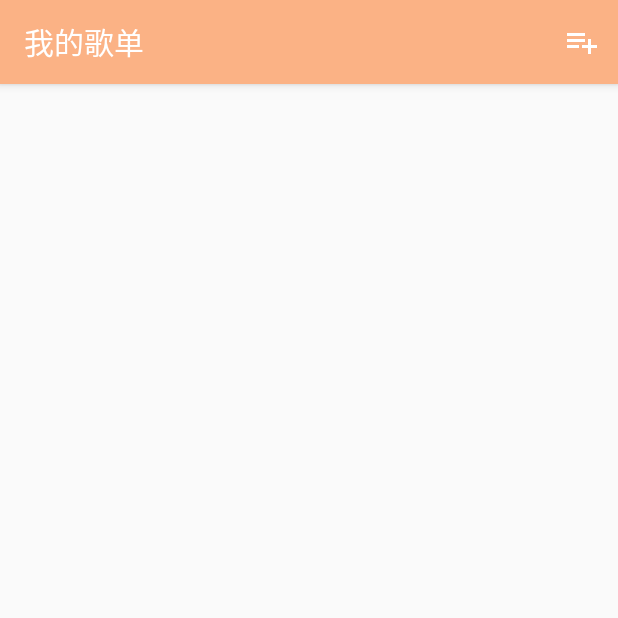
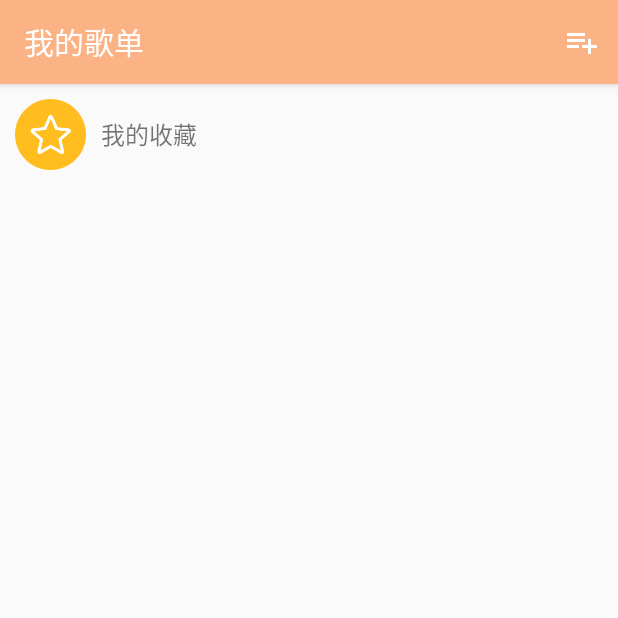
Before and after one commit to MrLiu199/EnjoyMusic, an Android app: the MySongListActivity screen opened directly, with no data from a screen before it, on a phone screen of 412 x 824 dp, the top half of it. Run offline under Robolectric (Android 15) with nearby library versions, the phone set to English and light mode, and no system bars.

Commit message:
添加了收藏、歌单相关功能，解决测试问题

```diff
--- a/app/src/main/java/com/example/llj32/enjoymusic/activity/MySongListActivity.java
+++ b/app/src/main/java/com/example/llj32/enjoymusic/activity/MySongListActivity.java
@@ -5,6 +5,7 @@ import android.content.Intent;
 import android.os.Bundle;
 import android.support.v7.app.AlertDialog;
 import android.support.v7.app.AppCompatActivity;
+import android.support.v7.widget.LinearLayoutManager;
 import android.support.v7.widget.RecyclerView;
 import android.view.LayoutInflater;
 import android.view.Menu;
@@ -12,11 +13,16 @@ import android.view.MenuItem;
 import android.view.View;
 import android.widget.EditText;
 import com.example.llj32.enjoymusic.R;
+import com.example.llj32.enjoymusic.adapter.SonglistAdapter;
 import com.example.llj32.enjoymusic.database.SongListLab;
 import com.example.llj32.enjoymusic.model.SongList;
 
+import java.util.List;
+
 public class MySongListActivity extends AppCompatActivity {
     private RecyclerView rvSonglist;
+    private SonglistAdapter mSonglistAdapter;
+    private List<SongList> mSonglists;
 
     public static Intent newIntent(Context context) {
         return new Intent(context, MySongListActivity.class);
@@ -28,6 +34,12 @@ public class MySongListActivity extends AppCompatActivity {
         setContentView(R.layout.activity_my_song_list);
 
         rvSonglist = findViewById(R.id.song_list_recycler_view);
+        rvSonglist.setLayoutManager(new LinearLayoutManager(this));
+        mSonglists = SongListLab.get(this).getSonglists();
+        mSonglistAdapter = new SonglistAdapter(mSonglists, i -> {
+            startActivity(SongListDetailActivity.newIntent(this, mSonglists.get(i)));
+        });
+        rvSonglist.setAdapter(mSonglistAdapter);
     }
 
     private void newSonglist() {
@@ -43,7 +55,12 @@ public class MySongListActivity extends AppCompatActivity {
                         })
                 .setPositiveButton(android.R.string.ok,
                         (dialog, which) -> {
-                            SongListLab.get(this).addSongList(new SongList(etSonglistName.getText().toString()));
+                            SongList songList = new SongList(etSonglistName.getText().toString());
+                            SongListLab.get(this).addSongList(songList);
+//                            mSonglists.clear();
+//                            mSonglists.addAll(SongListLab.get(this).getSonglists());
+                            mSonglists.add(songList);
+                            mSonglistAdapter.notifyDataSetChanged();
                         });
         AlertDialog alertDialog = builder.create();
         alertDialog.show();
--- /dev/null
+++ b/app/src/main/java/com/example/llj32/enjoymusic/adapter/SonglistAdapter.java
@@ -0,0 +1,80 @@
+package com.example.llj32.enjoymusic.adapter;
+
+import android.content.Context;
+import android.support.annotation.NonNull;
+import android.support.v7.app.AlertDialog;
+import android.support.v7.widget.RecyclerView;
+import android.view.LayoutInflater;
+import android.view.View;
+import android.view.ViewGroup;
+import android.widget.ImageView;
+import android.widget.TextView;
+import com.example.llj32.enjoymusic.R;
+import com.example.llj32.enjoymusic.database.SongListLab;
+import com.example.llj32.enjoymusic.model.SongList;
+
+import java.util.List;
+
+import static com.example.llj32.enjoymusic.util.DataUtils.MY_COLLECTION_SONGLIST;
+
+public class SonglistAdapter extends RecyclerView.Adapter<SonglistAdapter.ViewHolder> {
+    private final List<SongList> mValues;
+    private final OnItemClickListener mListener;
+
+    public SonglistAdapter(List<SongList> items, OnItemClickListener listener) {
+        mValues = items;
+        mListener = listener;
+    }
+
+    @NonNull
+    @Override
+    public ViewHolder onCreateViewHolder(@NonNull ViewGroup viewGroup, int i) {
+        View view = LayoutInflater.from(viewGroup.getContext())
+                .inflate(R.layout.view_holder_songlist, viewGroup, false);
+        return new ViewHolder(view);
+    }
+
+    @Override
+    public void onBindViewHolder(@NonNull ViewHolder viewHolder, int i) {
+        SongList songList = mValues.get(i);
+        if (songList.equals(MY_COLLECTION_SONGLIST)) {
+            viewHolder.mIdView.setImageResource(R.drawable.a_8);
+        }
+        viewHolder.mContentView.setText(songList.getSongListName());
+
+        viewHolder.itemView.setOnClickListener(v -> {
+            if (null != mListener) {
+                mListener.onItemClick(i);
+            }
+        });
+        viewHolder.itemView.setOnLongClickListener(v -> {
+            String[] items = new String[]{"删除歌单"};
+            Context context = viewHolder.itemView.getContext();
+            AlertDialog.Builder dialog = new AlertDialog.Builder(context);
+            dialog.setTitle(songList.getSongListName());
+            dialog.setItems(items, (dialog1, which) -> {
+                SongListLab.get(context).deleteSongList(songList);
+                mValues.remove(i);
+                notifyDataSetChanged();
+            });
+            dialog.show();
+            return false;
+        });
+    }
+
+    @Override
+    public int getItemCount() {
+        return mValues.size();
+    }
+
+    public class ViewHolder extends RecyclerView.ViewHolder {
+        public final ImageView mIdView;
+        public final TextView mContentView;
+
+        public ViewHolder(View view) {
+            super(view);
+            mIdView = view.findViewById(R.id.iv_songlist_cover);
+            mContentView = view.findViewById(R.id.tv_songlist_name);
+        }
+    }
+}
--- a/app/src/main/java/com/example/llj32/enjoymusic/database/SongListLab.java
+++ b/app/src/main/java/com/example/llj32/enjoymusic/database/SongListLab.java
@@ -52,7 +52,7 @@ public class SongListLab {
     //添加歌单
     public void addSongList(SongList songList) {
         ContentValues values = getContentValues(songList);
-
+        values.putNull(SongListTable.Cols.SONG_LIST_ID);
         mDatabase.insert(SongListTable.NAME, null, values);
     }
 
@@ -137,7 +137,7 @@ public class SongListLab {
                 whereArgs,
                 null, // groupBy
                 null, // having
-                "DESC"  // orderBy
+                SongListTable.Cols.SONG_LIST_ID + " ASC"  // orderBy
         );
 
         return new SongListCursorWrapper(cursor);
--- a/app/src/main/java/com/example/llj32/enjoymusic/fragment/LocalMusicFragment.java
+++ b/app/src/main/java/com/example/llj32/enjoymusic/fragment/LocalMusicFragment.java
@@ -125,7 +125,7 @@ public class LocalMusicFragment extends Fragment implements OnPlayerEventListene
 
     private void showSonglistsDialog(Music music) {
         AlertDialog.Builder dialog = new AlertDialog.Builder(getActivity());
-        dialog.setTitle("选择歌单");
+        dialog.setTitle("选择加入的歌单");
         List<SongList> songlists = SongListLab.get(getActivity()).getSonglists();
         String[] songListNames = new String[songlists.size()];
         if (Build.VERSION.SDK_INT >= Build.VERSION_CODES.N) {
@@ -138,6 +138,7 @@ public class LocalMusicFragment extends Fragment implements OnPlayerEventListene
         dialog.setItems(songListNames, (dialog1, which) -> {
             SongListLab.get(getActivity()).addSonglistItem(new SonglistItem(songlists.get(which).getSongListId(),
                     music.getSongId()));
+            ToastUtils.show("添加成功");
         });
         dialog.show();
     }
--- a/app/src/main/java/com/example/llj32/enjoymusic/fragment/PlayListFragment.java
+++ b/app/src/main/java/com/example/llj32/enjoymusic/fragment/PlayListFragment.java
@@ -74,6 +74,7 @@ public class PlayListFragment extends Fragment implements OnPlayerEventListener
                 if (isSonglist) {
                     SongListLab.get(getActivity()).deleteSonglistItem(new SonglistItem(mSonglist.getSongListId(),
                             music.getSongId()));
+                    mSonglistMusics.remove(position);
                 } else {
                     AudioPlayer.get().delete(position);
                 }
@@ -92,8 +93,8 @@ public class PlayListFragment extends Fragment implements OnPlayerEventListener
     }
 
     private void updateSubtitle() {
-        int crimeCount = isSonglist ? mSonglistMusics.size() : mPlaylistMusics.size();
-        String subtitle = getString(R.string.subtitle_format, crimeCount);
+        int musicCount = isSonglist ? mSonglistMusics.size() : mPlaylistMusics.size();
+        String subtitle = getString(R.string.subtitle_format, musicCount);
         ((AppCompatActivity) getActivity()).getSupportActionBar().setSubtitle(subtitle);
     }
 
--- a/app/src/main/java/com/example/llj32/enjoymusic/model/SongList.java
+++ b/app/src/main/java/com/example/llj32/enjoymusic/model/SongList.java
@@ -30,4 +30,12 @@ public class SongList implements Serializable {
     public void setSongListName(String songListName) {
         mSongListName = songListName;
     }
+
+    @Override
+    public boolean equals(Object obj) {
+        if (obj instanceof SongList) {
+            return this.mSongListName.equals(((SongList) obj).mSongListName);
+        }
+        return false;//super.equals(obj)
+    }
 }
--- a/app/src/main/res/layout/activity_my_song_list.xml
+++ b/app/src/main/res/layout/activity_my_song_list.xml
@@ -1,12 +1,13 @@
 <?xml version="1.0" encoding="utf-8"?>
-<android.support.constraint.ConstraintLayout xmlns:android="http://schemas.android.com/apk/res/android"
+<LinearLayout xmlns:android="http://schemas.android.com/apk/res/android"
     xmlns:tools="http://schemas.android.com/tools"
     android:layout_width="match_parent"
     android:layout_height="match_parent"
+    android:orientation="vertical"
     tools:context=".activity.MySongListActivity">
 
     <android.support.v7.widget.RecyclerView
         android:id="@+id/song_list_recycler_view"
         android:layout_width="match_parent"
-        android:layout_height="wrap_content" />
-</android.support.constraint.ConstraintLayout>
+        android:layout_height="match_parent" />
+</LinearLayout>
--- /dev/null
+++ b/app/src/main/res/layout/view_holder_songlist.xml
@@ -0,0 +1,22 @@
+<?xml version="1.0" encoding="utf-8"?>
+<LinearLayout xmlns:android="http://schemas.android.com/apk/res/android"
+    android:layout_width="match_parent"
+    android:layout_height="wrap_content"
+    android:layout_margin="10dp"
+    android:orientation="horizontal">
+
+    <ImageView
+        android:id="@+id/iv_songlist_cover"
+        android:layout_width="wrap_content"
+        android:layout_height="wrap_content"
+        android:src="@drawable/a_9" />
+
+    <TextView
+        android:id="@+id/tv_songlist_name"
+        android:layout_width="wrap_content"
+        android:layout_height="wrap_content"
+        android:layout_gravity="center_vertical"
+        android:layout_marginStart="10dp"
+        android:text="歌单名"
+        android:textSize="@dimen/text_size_common" />
+</LinearLayout>
```
